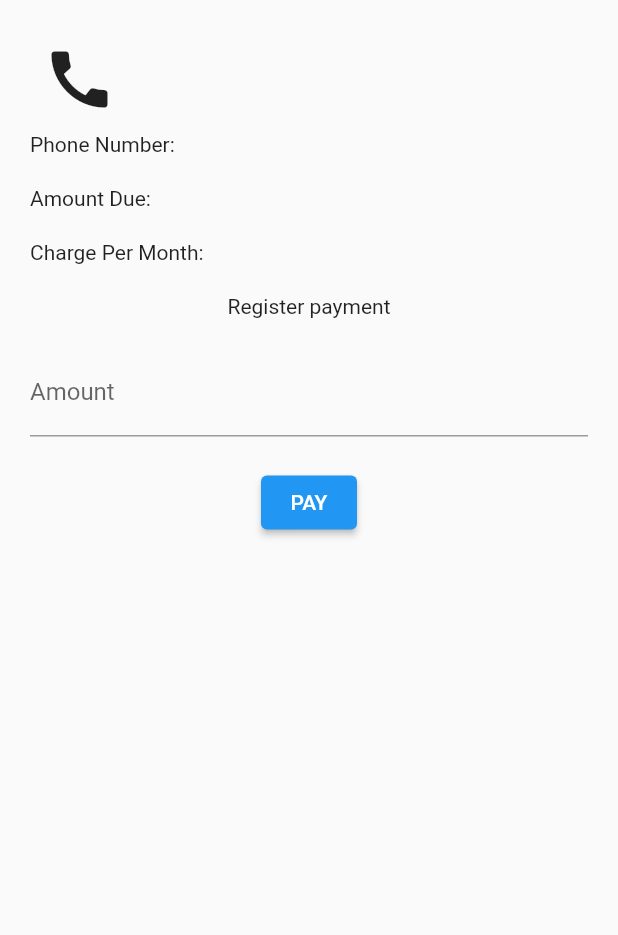
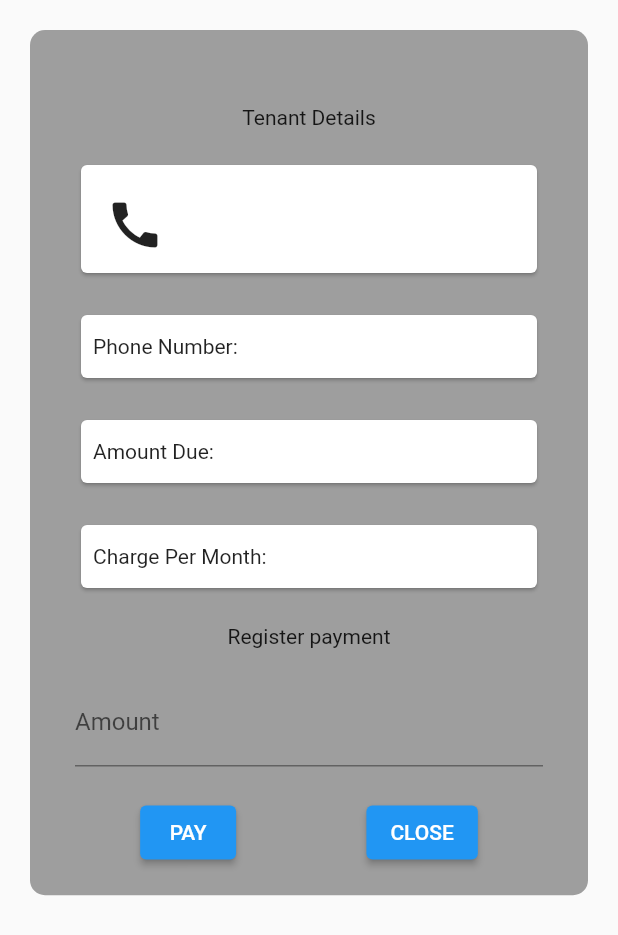
Before and after one commit to maqamylee0/MAnageTenats, a Flutter app: the TenantDetail widget shown alone on an empty page, opened directly with empty values, on a phone screen of 412 x 824 dp. Shown: the top 935 px of the screen. Run offline on Flutter 3.47's test engine with Material 2 defaults, Android fonts, the phone set to English and light mode, and no system bars; our stand-ins replace device_preview, fluttertoast, shared_preferences; accounts and stored records are empty; network calls fail; key blocks and very long unbroken strings in the code were emptied for the run.

Commit message:
add,update tenant payments

```diff
--- a/lib/main.dart
+++ b/lib/main.dart
@@ -3,6 +3,7 @@ import 'dart:developer';
 import 'package:device_preview/device_preview.dart';
 import 'package:flutter/material.dart';
 import 'package:kitubs/providers/tenant_provider.dart';
+import 'package:kitubs/screens/dashboard.dart';
 import 'package:kitubs/screens/home/home.dart';
 import 'package:provider/provider.dart';
 
@@ -33,7 +34,7 @@ class MyApp extends StatelessWidget {
 
         primarySwatch: Colors.blue,
       ),
-      home: Home(),
+      home: Dashboard(),
     );
   }
 }
--- a/lib/providers/tenant_provider.dart
+++ b/lib/providers/tenant_provider.dart
@@ -18,4 +18,14 @@ class TenantsProvider extends ChangeNotifier{
     listOfTenants = await tenantService.getAllTenants();
     notifyListeners();
   }
+  Future<void> addTenants(context,var tenant) async {
+    await  tenantService.addTenants(context, tenant);
+    print(tenant);
+    notifyListeners();
+  }
+  Future<void> changeBalance(context,Tenant tenant,paid) async {
+    await  tenantService.changeBalance(context, tenant,paid);
+    print(tenant);
+    notifyListeners();
+  }
 }
--- a/lib/screens/home/tenant_detail.dart
+++ b/lib/screens/home/tenant_detail.dart
@@ -1,6 +1,9 @@
 import 'package:flutter/cupertino.dart';
 import 'package:flutter/material.dart';
 import 'package:kitubs/screens/home/model/tenant_model.dart';
+import 'package:provider/provider.dart';
+
+import '../../providers/tenant_provider.dart';
 
 class TenantDetail extends StatelessWidget {
   const TenantDetail({Key? key, required this.tenant}) : super(key: key);
@@ -9,41 +12,100 @@ final Tenant tenant;
   @override
   Widget build(BuildContext context) {
     TextEditingController paymentController = TextEditingController();
+    final tenants = Provider.of<TenantsProvider>(context);
 
     return Container(
+      margin: EdgeInsets.all(20),
+      // decoration: BoxDecoration(
+      //   borderRadius: BorderRadius.circular(10),
+      //   color: Colors.white,
+      //   border: Border(
+      //     left: BorderSide(
+      //       color: Colors.green,
+      //     ),
+      //   ),
+      // ),
+      decoration: BoxDecoration(
+        borderRadius: BorderRadius.all(Radius.circular(10)),
+        color: Colors.grey
+      ),
+      height: MediaQuery.of(context).size.height*0.7,
+      padding: EdgeInsets.all(30),
+    child: Column(
+
+
+
+      children: [
+        Container(
           padding: EdgeInsets.all(20),
-    child: Column(
-      children: [
-        Row(
+          child: Text("Tenant Details"),
+        ),
+        SizedBox(
+          height: 80,
+          child: Card(
+            child: Padding(
+              padding: const EdgeInsets.all(8.0),
+              child: Row(
                 children: [
                   IconButton(onPressed: (){
 
-            }, icon: Icon(Icons.call,size: 50,)),
+                  }, icon: Icon(Icons.call,size: 40,)),
+                  SizedBox(width: 40,),
                   Text('${tenant.name}')
                 ],
               ),
+            ),
+          ),
+        ),
         SizedBox(height: 20,),
-        Row(
+        SizedBox(
+          height: 50,
+          child: Card(
+            child: Padding(
+              padding: const EdgeInsets.all(8.0),
+              child: Row(
                 children: [
                   Text('Phone Number:'),
                   Text('${tenant.cell}'),
                 ],
               ),
+            ),
+          ),
+        ),
         SizedBox(height: 20,),
 
-        Row(
+        SizedBox(
+          height: 50,
+          child: Card(
+            child: Padding(
+              padding: const EdgeInsets.all(8.0),
+              child: Row(
                 children: [
                   Text('Amount Due:'),
                   Text('${tenant.balance}'),
                 ],
               ),
+            ),
+          ),
+        ),
         SizedBox(height: 20,),
 
-        Row(
+        SizedBox(
+          height: 50,
+
+            child: Card(
+
+              child: Padding(
+                padding: const EdgeInsets.all(8.0),
+                child: Row(
                   children: [
                     Text('Charge Per Month:'),
-            Text('${tenant.balancedUp}'),
+                    Text('${tenant.amount}'),
                   ],
+                ),
+              ),
+            ),
+
         ),
         SizedBox(height: 20,),
 
@@ -61,9 +123,21 @@ final Tenant tenant;
         ),
         SizedBox(height: 20,),
 
+        Row(
+          mainAxisAlignment: MainAxisAlignment.spaceAround,
+          children: [
+            ElevatedButton(onPressed: (){
+             tenants.changeBalance(context,tenant,paymentController.text);
+            }, child: Text('PAY')),
             ElevatedButton(onPressed: (){
 
-        }, child: Text('PAY'))
+
+              Navigator.pop(context);
+            }, child: Text('CLOSE'))
+          ],
+        ),
+
+
 
 
       ],
--- a/pubspec.yaml
+++ b/pubspec.yaml
@@ -40,6 +40,7 @@ dependencies:
   http: ^0.13.5
   provider: ^6.0.5
   device_preview: ^1.1.0
+  fluttertoast: ^8.1.2
 
 dev_dependencies:
   flutter_test:
```
Also changed, not shown: lib/screens/add_tenant/add_tenant.dart (added, +189 -0 lines), lib/screens/dashboard.dart (added, +56 -0 lines), lib/screens/home/model/payment_model.dart (added, +28 -0 lines), lib/screens/home/model/tenant_model.dart (+9 -9 lines), lib/screens/home/widgets/big_post.dart (+14 -3 lines), lib/services/tenant_service.dart (+76 -6 lines), pubspec.lock. Lines whose indentation alone changed are shown as unchanged.
